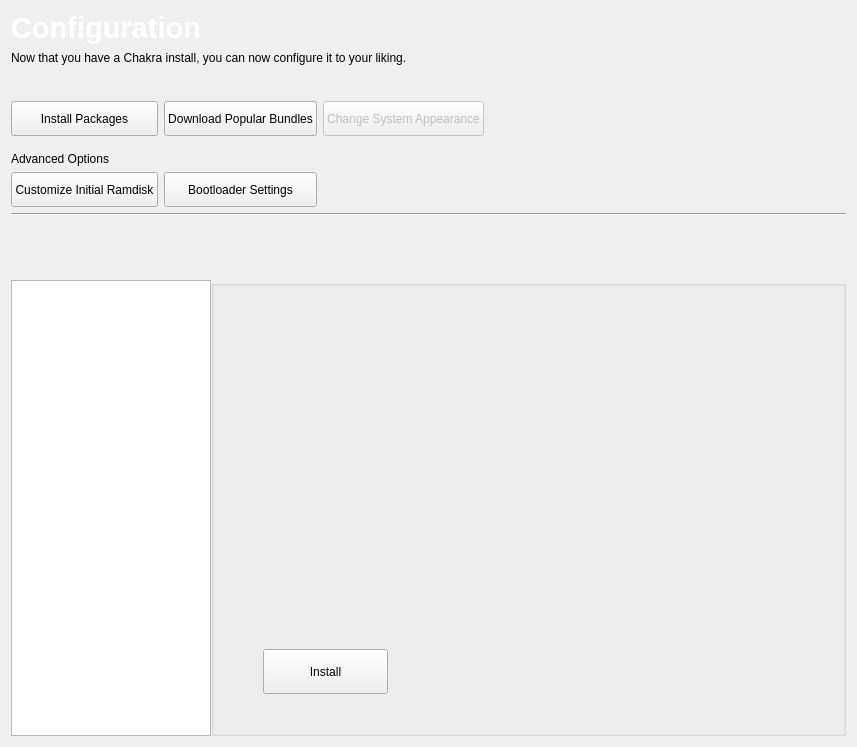
Old version of the form ui/pages/config.ui in the repository Inkane/Tribe.
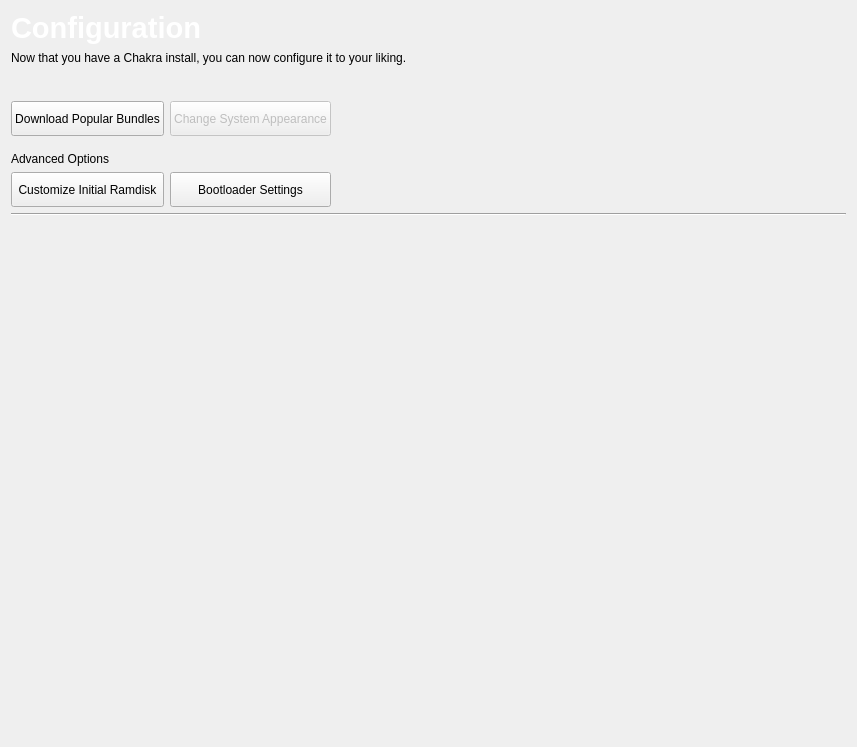
New version of the form. The open tabs and pages were chosen to show the change. Custom widgets are drawn as their Qt base class.

Commit message: remove pkg-installation - needs some more cleanup

Diff of the .ui file:
```diff
--- a/ui/pages/config.ui
+++ b/ui/pages/config.ui
@@ -75,162 +75,6 @@
      </property>
     </spacer>
    </item>
-   <item row="3" column="0">
-    <layout class="QGridLayout" name="gridLayout_6">
-     <item row="0" column="0">
-      <widget class="QPushButton" name="installPkgzButton">
-       <property name="minimumSize">
-        <size>
-         <width>0</width>
-         <height>35</height>
-        </size>
-       </property>
-       <property name="maximumSize">
-        <size>
-         <width>16777215</width>
-         <height>35</height>
-        </size>
-       </property>
-       <property name="text">
-        <string>Install Packages</string>
-       </property>
-       <property name="checkable">
-        <bool>true</bool>
-       </property>
-      </widget>
-     </item>
-     <item row="0" column="1">
-      <widget class="QPushButton" name="downloadBundlesButton">
-       <property name="enabled">
-        <bool>true</bool>
-       </property>
-       <property name="minimumSize">
-        <size>
-         <width>0</width>
-         <height>35</height>
-        </size>
-       </property>
-       <property name="maximumSize">
-        <size>
-         <width>16777215</width>
-         <height>35</height>
-        </size>
-       </property>
-       <property name="text">
-        <string>Download Popular Bundles</string>
-       </property>
-       <property name="checkable">
-        <bool>true</bool>
-       </property>
-      </widget>
-     </item>
-     <item row="0" column="3">
-      <spacer name="horizontalSpacer_2">
-       <property name="orientation">
-        <enum>Qt::Horizontal</enum>
-       </property>
-       <property name="sizeHint" stdset="0">
-        <size>
-         <width>40</width>
-         <height>20</height>
-        </size>
-       </property>
-      </spacer>
-     </item>
-     <item row="4" column="0">
-      <widget class="QPushButton" name="initRamDiskButton">
-       <property name="sizePolicy">
-        <sizepolicy hsizetype="Minimum" vsizetype="Fixed">
-         <horstretch>0</horstretch>
-         <verstretch>0</verstretch>
-        </sizepolicy>
-       </property>
-       <property name="minimumSize">
-        <size>
-         <width>0</width>
-         <height>35</height>
-        </size>
-       </property>
-       <property name="maximumSize">
-        <size>
-         <width>16777215</width>
-         <height>35</height>
-        </size>
-       </property>
-       <property name="text">
-        <string>Customize Initial Ramdisk</string>
-       </property>
-       <property name="checkable">
-        <bool>true</bool>
-       </property>
-      </widget>
-     </item>
-     <item row="3" column="0" colspan="4">
-      <widget class="QLabel" name="label_3">
-       <property name="text">
-        <string>Advanced Options</string>
-       </property>
-      </widget>
-     </item>
-     <item row="2" column="0" colspan="4">
-      <spacer name="verticalSpacer_6">
-       <property name="orientation">
-        <enum>Qt::Vertical</enum>
-       </property>
-       <property name="sizeType">
-        <enum>QSizePolicy::Fixed</enum>
-       </property>
-       <property name="sizeHint" stdset="0">
-        <size>
-         <width>20</width>
-         <height>10</height>
-        </size>
-       </property>
-      </spacer>
-     </item>
-     <item row="4" column="1">
-      <widget class="QPushButton" name="bootloaderSettingsButton">
-       <property name="minimumSize">
-        <size>
-         <width>0</width>
-         <height>35</height>
-        </size>
-       </property>
-       <property name="text">
-        <string>Bootloader Settings</string>
-       </property>
-       <property name="checkable">
-        <bool>true</bool>
-       </property>
-      </widget>
-     </item>
-     <item row="0" column="2">
-      <widget class="QPushButton" name="changeAppearanceButton">
-       <property name="enabled">
-        <bool>false</bool>
-       </property>
-       <property name="minimumSize">
-        <size>
-         <width>0</width>
-         <height>35</height>
-        </size>
-       </property>
-       <property name="maximumSize">
-        <size>
-         <width>16777215</width>
-         <height>35</height>
-        </size>
-       </property>
-       <property name="text">
-        <string>Change System Appearance</string>
-       </property>
-       <property name="checkable">
-        <bool>true</bool>
-       </property>
-      </widget>
-     </item>
-    </layout>
-   </item>
    <item row="4" column="0">
     <widget class="Line" name="line">
      <property name="orientation">
@@ -466,316 +310,6 @@
        </item>
       </layout>
      </widget>
-     <widget class="QWidget" name="installPkgzPage">
-      <layout class="QGridLayout" name="gridLayout_4">
-       <property name="horizontalSpacing">
-        <number>0</number>
-       </property>
-       <property name="verticalSpacing">
-        <number>1</number>
-       </property>
-       <property name="margin">
-        <number>0</number>
-       </property>
-       <item row="1" column="1" rowspan="6" colspan="2">
-        <widget class="QGroupBox" name="groupBox">
-         <property name="sizePolicy">
-          <sizepolicy hsizetype="Preferred" vsizetype="Expanding">
-           <horstretch>0</horstretch>
-           <verstretch>0</verstretch>
-          </sizepolicy>
-         </property>
-         <property name="minimumSize">
-          <size>
-           <width>400</width>
-           <height>0</height>
-          </size>
-         </property>
-         <property name="title">
-          <string/>
-         </property>
-         <property name="flat">
-          <bool>false</bool>
-         </property>
-         <layout class="QGridLayout" name="gridLayout_5">
-          <item row="1" column="1" colspan="2">
-           <widget class="QLabel" name="pkgNameLabel">
-            <property name="text">
-             <string/>
-            </property>
-           </widget>
-          </item>
-          <item row="1" column="4" rowspan="6" colspan="2">
-           <widget class="QLabel" name="pkgScreenLabel">
-            <property name="sizePolicy">
-             <sizepolicy hsizetype="Fixed" vsizetype="Fixed">
-              <horstretch>0</horstretch>
-              <verstretch>0</verstretch>
-             </sizepolicy>
-            </property>
-            <property name="minimumSize">
-             <size>
-              <width>300</width>
-              <height>220</height>
-             </size>
-            </property>
-            <property name="maximumSize">
-             <size>
-              <width>300</width>
-              <height>220</height>
-             </size>
-            </property>
-            <property name="text">
-             <string/>
-            </property>
-            <property name="scaledContents">
-             <bool>true</bool>
-            </property>
-            <property name="alignment">
-             <set>Qt::AlignCenter</set>
-            </property>
-           </widget>
-          </item>
-          <item row="3" column="1" colspan="2">
-           <widget class="QLabel" name="pkgVerLabel">
-            <property name="text">
-             <string/>
-            </property>
-           </widget>
-          </item>
-          <item row="5" column="1" rowspan="2" colspan="2">
-           <widget class="QLabel" name="pkgDescLabel">
-            <property name="sizePolicy">
-             <sizepolicy hsizetype="Expanding" vsizetype="Expanding">
-              <horstretch>0</horstretch>
-              <verstretch>0</verstretch>
-             </sizepolicy>
-            </property>
-            <property name="text">
-             <string/>
-            </property>
-            <property name="alignment">
-             <set>Qt::AlignLeading|Qt::AlignLeft|Qt::AlignTop</set>
-            </property>
-            <property name="wordWrap">
-             <bool>true</bool>
-            </property>
-           </widget>
-          </item>
-          <item row="2" column="1" colspan="2">
-           <spacer name="verticalSpacer_9">
-            <property name="orientation">
-             <enum>Qt::Vertical</enum>
-            </property>
-            <property name="sizeType">
-             <enum>QSizePolicy::Fixed</enum>
-            </property>
-            <property name="sizeHint" stdset="0">
-             <size>
-              <width>20</width>
-              <height>7</height>
-             </size>
-            </property>
-           </spacer>
-          </item>
-          <item row="4" column="1">
-           <spacer name="verticalSpacer_8">
-            <property name="orientation">
-             <enum>Qt::Vertical</enum>
-            </property>
-            <property name="sizeType">
-             <enum>QSizePolicy::Fixed</enum>
-            </property>
-            <property name="sizeHint" stdset="0">
-             <size>
-              <width>20</width>
-              <height>45</height>
-             </size>
-            </property>
-           </spacer>
-          </item>
-          <item row="5" column="3" rowspan="2">
-           <spacer name="horizontalSpacer_3">
-            <property name="orientation">
-             <enum>Qt::Horizontal</enum>
-            </property>
-            <property name="sizeType">
-             <enum>QSizePolicy::Fixed</enum>
-            </property>
-            <property name="sizeHint" stdset="0">
-             <size>
-              <width>40</width>
-              <height>20</height>
-             </size>
-            </property>
-           </spacer>
-          </item>
-          <item row="4" column="0">
-           <spacer name="horizontalSpacer_21">
-            <property name="orientation">
-             <enum>Qt::Horizontal</enum>
-            </property>
-            <property name="sizeType">
-             <enum>QSizePolicy::Fixed</enum>
-            </property>
-            <property name="sizeHint" stdset="0">
-             <size>
-              <width>15</width>
-              <height>20</height>
-             </size>
-            </property>
-           </spacer>
-          </item>
-          <item row="0" column="0" colspan="6">
-           <spacer name="verticalSpacer_18">
-            <property name="orientation">
-             <enum>Qt::Vertical</enum>
-            </property>
-            <property name="sizeType">
-             <enum>QSizePolicy::Fixed</enum>
-            </property>
-            <property name="sizeHint" stdset="0">
-             <size>
-              <width>20</width>
-              <height>15</height>
-             </size>
-            </property>
-           </spacer>
-          </item>
-          <item row="1" column="6">
-           <spacer name="horizontalSpacer_22">
-            <property name="orientation">
-             <enum>Qt::Horizontal</enum>
-            </property>
-            <property name="sizeType">
-             <enum>QSizePolicy::Fixed</enum>
-            </property>
-            <property name="sizeHint" stdset="0">
-             <size>
-              <width>15</width>
-              <height>20</height>
-             </size>
-            </property>
-           </spacer>
-          </item>
-          <item row="7" column="0" colspan="7">
-           <spacer name="verticalSpacer_10">
-            <property name="orientation">
-             <enum>Qt::Vertical</enum>
-            </property>
-            <property name="sizeHint" stdset="0">
-             <size>
-              <width>20</width>
-              <height>40</height>
-             </size>
-            </property>
-           </spacer>
-          </item>
-          <item row="8" column="0" colspan="7">
-           <layout class="QHBoxLayout" name="horizontalLayout_4">
-            <item>
-             <spacer name="horizontalSpacer_7">
-              <property name="orientation">
-               <enum>Qt::Horizontal</enum>
-              </property>
-              <property name="sizeType">
-               <enum>QSizePolicy::Fixed</enum>
-              </property>
-              <property name="sizeHint" stdset="0">
-               <size>
-                <width>40</width>
-                <height>20</height>
-               </size>
-              </property>
-             </spacer>
-            </item>
-            <item>
-             <widget class="QPushButton" name="pkgInstallButton">
-              <property name="minimumSize">
-               <size>
-                <width>125</width>
-                <height>45</height>
-               </size>
-              </property>
-              <property name="text">
-               <string>Install</string>
-              </property>
-             </widget>
-            </item>
-            <item>
-             <spacer name="horizontalSpacer_8">
-              <property name="orientation">
-               <enum>Qt::Horizontal</enum>
-              </property>
-              <property name="sizeHint" stdset="0">
-               <size>
-                <width>40</width>
-                <height>20</height>
-               </size>
-              </property>
-             </spacer>
-            </item>
-           </layout>
-          </item>
-          <item row="9" column="0" colspan="7">
-           <spacer name="verticalSpacer_13">
-            <property name="orientation">
-             <enum>Qt::Vertical</enum>
-            </property>
-            <property name="sizeType">
-             <enum>QSizePolicy::Fixed</enum>
-            </property>
-            <property name="sizeHint" stdset="0">
-             <size>
-              <width>20</width>
-              <height>30</height>
-             </size>
-            </property>
-           </spacer>
-          </item>
-         </layout>
-        </widget>
-       </item>
-       <item row="1" column="0" rowspan="6">
-        <widget class="KListWidget" name="pkgList">
-         <property name="sizePolicy">
-          <sizepolicy hsizetype="Fixed" vsizetype="Expanding">
-           <horstretch>0</horstretch>
-           <verstretch>0</verstretch>
-          </sizepolicy>
-         </property>
-         <property name="maximumSize">
-          <size>
-           <width>200</width>
-           <height>16777215</height>
-          </size>
-         </property>
-         <property name="frameShape">
-          <enum>QFrame::StyledPanel</enum>
-         </property>
-         <property name="frameShadow">
-          <enum>QFrame::Sunken</enum>
-         </property>
-        </widget>
-       </item>
-       <item row="0" column="1">
-        <spacer name="verticalSpacer_11">
-         <property name="orientation">
-          <enum>Qt::Vertical</enum>
-         </property>
-         <property name="sizeType">
-          <enum>QSizePolicy::Fixed</enum>
-         </property>
-         <property name="sizeHint" stdset="0">
-          <size>
-           <width>20</width>
-           <height>0</height>
-          </size>
-         </property>
-        </spacer>
-       </item>
-      </layout>
-     </widget>
      <widget class="QWidget" name="installBundlesPage">
       <layout class="QGridLayout" name="gridLayout_7">
        <item row="1" column="1">
@@ -1329,6 +863,137 @@
      </widget>
     </widget>
    </item>
+   <item row="3" column="0">
+    <layout class="QGridLayout" name="gridLayout_6">
+     <item row="0" column="2">
+      <spacer name="horizontalSpacer_2">
+       <property name="orientation">
+        <enum>Qt::Horizontal</enum>
+       </property>
+       <property name="sizeHint" stdset="0">
+        <size>
+         <width>40</width>
+         <height>20</height>
+        </size>
+       </property>
+      </spacer>
+     </item>
+     <item row="0" column="1">
+      <widget class="QPushButton" name="changeAppearanceButton">
+       <property name="enabled">
+        <bool>false</bool>
+       </property>
+       <property name="minimumSize">
+        <size>
+         <width>0</width>
+         <height>35</height>
+        </size>
+       </property>
+       <property name="maximumSize">
+        <size>
+         <width>16777215</width>
+         <height>35</height>
+        </size>
+       </property>
+       <property name="text">
+        <string>Change System Appearance</string>
+       </property>
+       <property name="checkable">
+        <bool>true</bool>
+       </property>
+      </widget>
+     </item>
+     <item row="4" column="0">
+      <widget class="QPushButton" name="initRamDiskButton">
+       <property name="sizePolicy">
+        <sizepolicy hsizetype="Minimum" vsizetype="Fixed">
+         <horstretch>0</horstretch>
+         <verstretch>0</verstretch>
+        </sizepolicy>
+       </property>
+       <property name="minimumSize">
+        <size>
+         <width>0</width>
+         <height>35</height>
+        </size>
+       </property>
+       <property name="maximumSize">
+        <size>
+         <width>16777215</width>
+         <height>35</height>
+        </size>
+       </property>
+       <property name="text">
+        <string>Customize Initial Ramdisk</string>
+       </property>
+       <property name="checkable">
+        <bool>true</bool>
+       </property>
+      </widget>
+     </item>
+     <item row="3" column="0" colspan="3">
+      <widget class="QLabel" name="label_3">
+       <property name="text">
+        <string>Advanced Options</string>
+       </property>
+      </widget>
+     </item>
+     <item row="2" column="0" colspan="3">
+      <spacer name="verticalSpacer_6">
+       <property name="orientation">
+        <enum>Qt::Vertical</enum>
+       </property>
+       <property name="sizeType">
+        <enum>QSizePolicy::Fixed</enum>
+       </property>
+       <property name="sizeHint" stdset="0">
+        <size>
+         <width>20</width>
+         <height>10</height>
+        </size>
+       </property>
+      </spacer>
+     </item>
+     <item row="4" column="1">
+      <widget class="QPushButton" name="bootloaderSettingsButton">
+       <property name="minimumSize">
+        <size>
+         <width>0</width>
+         <height>35</height>
+        </size>
+       </property>
+       <property name="text">
+        <string>Bootloader Settings</string>
+       </property>
+       <property name="checkable">
+        <bool>true</bool>
+       </property>
+      </widget>
+     </item>
+     <item row="0" column="0">
+      <widget class="QPushButton" name="downloadBundlesButton">
+       <property name="minimumSize">
+        <size>
+         <width>0</width>
+         <height>35</height>
+        </size>
+       </property>
+       <property name="maximumSize">
+        <size>
+         <width>16777215</width>
+         <height>35</height>
+        </size>
+       </property>
+       <property name="text">
+        <string>Download Popular Bundles</string>
+       </property>
+       <property name="checkable">
+        <bool>true</bool>
+       </property>
+      </widget>
+     </item>
+    </layout>
+   </item>
   </layout>
  </widget>
  <customwidgets>
```
Left out of the diff: 58 changed lines with no effect on the pictures. The commit also changes 2 other files.
